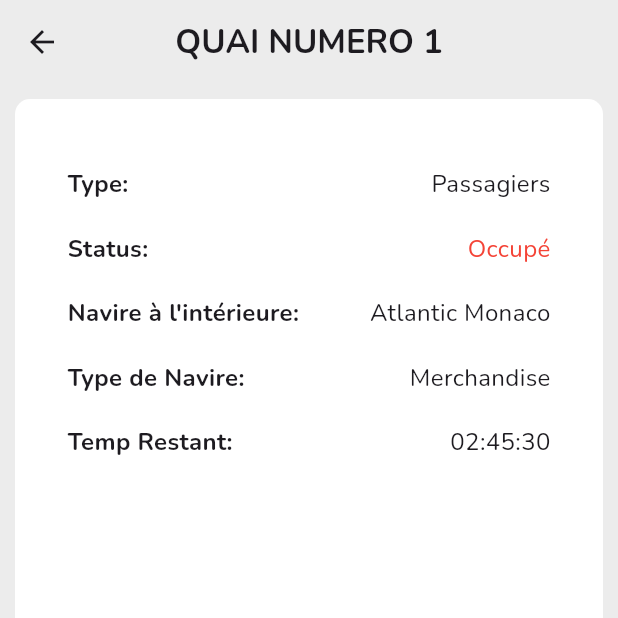
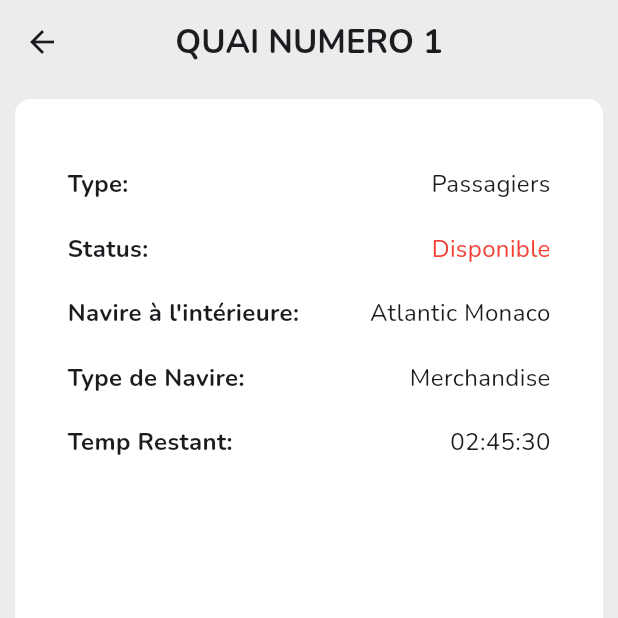
Before and after one commit to muohannedxd/hack-bejaia, a Flutter app: the Quai screen opened by its route, on a phone screen of 412 x 824 dp, the top half of it. Run offline on Flutter 3.47's test engine with Material 3 defaults, Android fonts, the phone set to English and light mode, and no system bars; our stand-ins replace flutter_map, latlong2, pie_chart, supabase_flutter; accounts and stored records are empty.

```diff
--- a/lib/screens/Quai.dart
+++ b/lib/screens/Quai.dart
@@ -65,7 +65,7 @@
                     child: Align(
                       alignment: Alignment.centerRight,
                       child: Text(
-                        'Occupé',
+                        'Disponible',
                         style: TextStyle(fontSize: 16.0, color: Colors.red),
                       ),
                     ),
```
